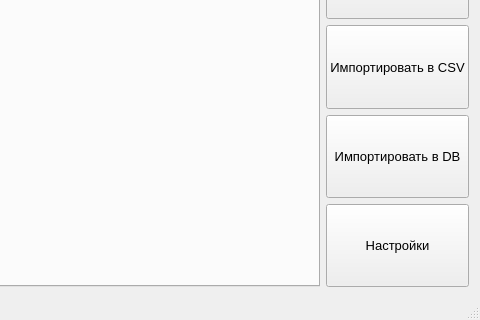
Above: mainwindow.ui from anastasiyaivleva/csvdb before the change; both pictures show x 280 to 760 and y 164 to 484 of the 760 by 484 pixel window. Below: the same form after it.
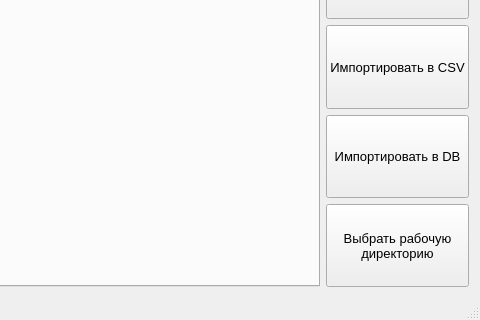
That is the form after the change.

The edit to the form file:
```diff
--- a/mainwindow.ui
+++ b/mainwindow.ui
@@ -91,7 +91,8 @@
        </sizepolicy>
       </property>
       <property name="text">
-       <string>Настройки</string>
+       <string>Выбрать рабочую
+директорию</string>
       </property>
      </widget>
     </item>
```
